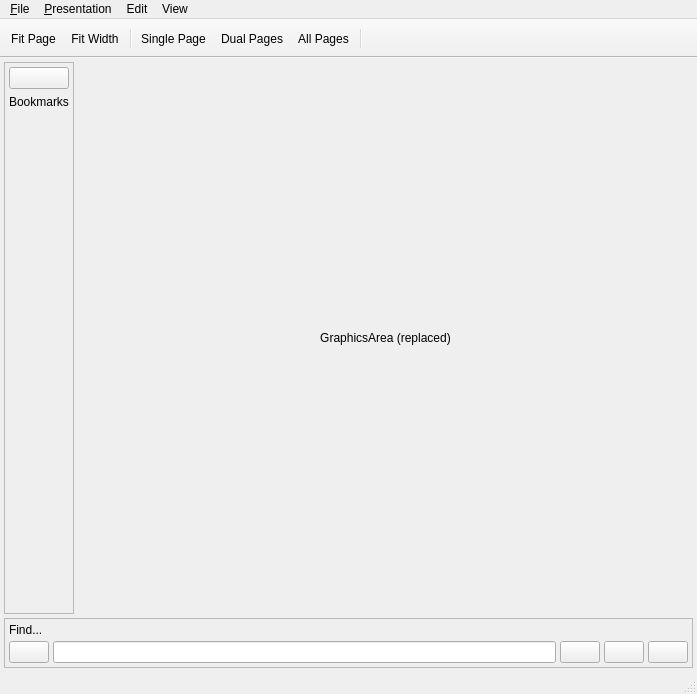
Above: src-qt5/desktop-utils/lumina-pdf/mainUI.ui from lumina-desktop/lumina before the change. Below: the same form after it.
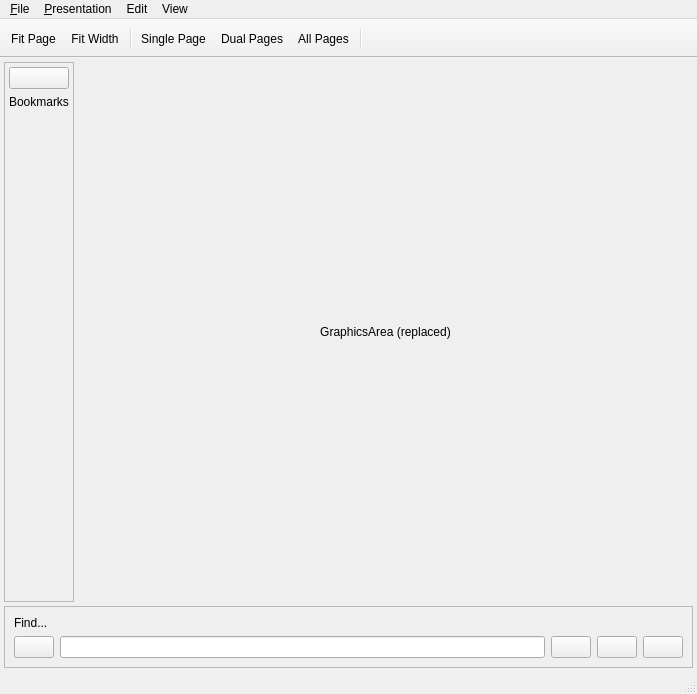
That is the form after the change.

Commit message: Added results text for find widget in lumina-pdf

```diff
--- a/src-qt5/desktop-utils/lumina-pdf/mainUI.ui
+++ b/src-qt5/desktop-utils/lumina-pdf/mainUI.ui
@@ -104,23 +104,32 @@
       <property name="frameShadow">
        <enum>QFrame::Raised</enum>
       </property>
-      <layout class="QGridLayout" name="gridLayout">
-       <property name="leftMargin">
-        <number>4</number>
-       </property>
-       <property name="topMargin">
-        <number>4</number>
-       </property>
-       <property name="rightMargin">
-        <number>4</number>
-       </property>
-       <property name="bottomMargin">
-        <number>4</number>
-       </property>
-       <property name="spacing">
-        <number>4</number>
-       </property>
-       <item row="1" column="0">
+      <layout class="QVBoxLayout" name="verticalLayout_2">
+       <item>
+        <layout class="QHBoxLayout" name="horizontalLayout_2">
+         <item>
+          <widget class="QLabel" name="label">
+           <property name="text">
+            <string>Find...</string>
+           </property>
+          </widget>
+         </item>
+         <item>
+          <widget class="QLabel" name="resultsLabel">
+           <property name="layoutDirection">
+            <enum>Qt::LeftToRight</enum>
+           </property>
+           <property name="text">
+            <string/>
+           </property>
+           <property name="alignment">
+            <set>Qt::AlignRight|Qt::AlignTrailing|Qt::AlignVCenter</set>
+           </property>
+          </widget>
+         </item>
+        </layout>
+       </item>
+       <item>
         <layout class="QHBoxLayout" name="horizontalLayout">
          <item>
           <widget class="QPushButton" name="closeFind">
@@ -158,13 +167,6 @@
          </item>
         </layout>
        </item>
-       <item row="0" column="0">
-        <widget class="QLabel" name="label">
-         <property name="text">
-          <string>Find...</string>
-         </property>
-        </widget>
-       </item>
       </layout>
      </widget>
     </item>
```
Left out of the diff: 32 changed lines with no effect on the pictures. The commit also changes 1 other file.
